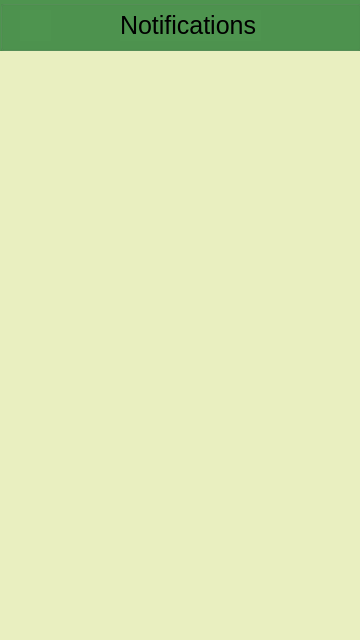
Above: menu.ui from oleksandrhf/GoHabit before the change. Below: the same form after it.
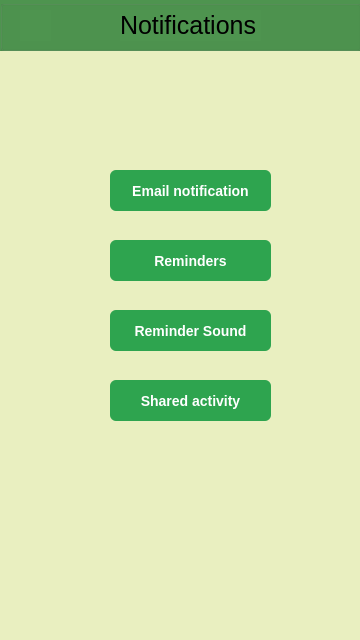
That is the form after the change. The open tabs and pages were chosen to show the change. Icons and pictures are not drawn.

The edit to the form file:
```diff
--- a/menu.ui
+++ b/menu.ui
@@ -1255,6 +1255,194 @@
      <zorder>label_20</zorder>
      <zorder>backNotificat</zorder>
     </widget>
+    <widget class="QPushButton" name="pushButton_10">
+     <property name="geometry">
+      <rect>
+       <x>110</x>
+       <y>240</y>
+       <width>161</width>
+       <height>41</height>
+      </rect>
+     </property>
+     <property name="styleSheet">
+      <string notr="true">
+/* CSS */
+QPushButton {
+  background-color: #2ea44f;
+  border: 1px solid rgba(27, 31, 35, .15);
+  border-radius: 6px;
+  color: #fff;
+  font-family: -apple-system,system-ui,&quot;Segoe UI&quot;,Helvetica,Arial,sans-serif,&quot;Apple Color Emoji&quot;,&quot;Segoe UI Emoji&quot;;
+  font-size: 14px;
+  font-weight: 600;
+  line-height: 20px;
+  padding: 6px 16px;
+  position: relative;
+  text-align: center;
+  text-decoration: none;
+  vertical-align: middle;
+  white-space: nowrap;
+}
+
+QPushButton:hover {
+  background-color: #2c974b;
+}
+
+QPushButton:disabled {
+  background-color: #94d3a2;
+  border-color: rgba(27, 31, 35, .1);
+  color: rgba(255, 255, 255, .8);
+}
+
+.QPushButton:active {
+  background-color: #298e46;
+}</string>
+     </property>
+     <property name="text">
+      <string>Reminders</string>
+     </property>
+    </widget>
+    <widget class="QPushButton" name="pushButton_11">
+     <property name="geometry">
+      <rect>
+       <x>110</x>
+       <y>170</y>
+       <width>161</width>
+       <height>41</height>
+      </rect>
+     </property>
+     <property name="styleSheet">
+      <string notr="true">
+/* CSS */
+QPushButton {
+  background-color: #2ea44f;
+  border: 1px solid rgba(27, 31, 35, .15);
+  border-radius: 6px;
+  color: #fff;
+  font-family: -apple-system,system-ui,&quot;Segoe UI&quot;,Helvetica,Arial,sans-serif,&quot;Apple Color Emoji&quot;,&quot;Segoe UI Emoji&quot;;
+  font-size: 14px;
+  font-weight: 600;
+  line-height: 20px;
+  padding: 6px 16px;
+  position: relative;
+  text-align: center;
+  text-decoration: none;
+  vertical-align: middle;
+  white-space: nowrap;
+}
+
+QPushButton:hover {
+  background-color: #2c974b;
+}
+
+QPushButton:disabled {
+  background-color: #94d3a2;
+  border-color: rgba(27, 31, 35, .1);
+  color: rgba(255, 255, 255, .8);
+}
+
+.QPushButton:active {
+  background-color: #298e46;
+}</string>
+     </property>
+     <property name="text">
+      <string>Email notification</string>
+     </property>
+    </widget>
+    <widget class="QPushButton" name="pushButton_12">
+     <property name="geometry">
+      <rect>
+       <x>110</x>
+       <y>380</y>
+       <width>161</width>
+       <height>41</height>
+      </rect>
+     </property>
+     <property name="styleSheet">
+      <string notr="true">
+/* CSS */
+QPushButton {
+  background-color: #2ea44f;
+  border: 1px solid rgba(27, 31, 35, .15);
+  border-radius: 6px;
+  color: #fff;
+  font-family: -apple-system,system-ui,&quot;Segoe UI&quot;,Helvetica,Arial,sans-serif,&quot;Apple Color Emoji&quot;,&quot;Segoe UI Emoji&quot;;
+  font-size: 14px;
+  font-weight: 600;
+  line-height: 20px;
+  padding: 6px 16px;
+  position: relative;
+  text-align: center;
+  text-decoration: none;
+  vertical-align: middle;
+  white-space: nowrap;
+}
+
+QPushButton:hover {
+  background-color: #2c974b;
+}
+
+QPushButton:disabled {
+  background-color: #94d3a2;
+  border-color: rgba(27, 31, 35, .1);
+  color: rgba(255, 255, 255, .8);
+}
+
+.QPushButton:active {
+  background-color: #298e46;
+}</string>
+     </property>
+     <property name="text">
+      <string>Shared activity</string>
+     </property>
+    </widget>
+    <widget class="QPushButton" name="pushButton_13">
+     <property name="geometry">
+      <rect>
+       <x>110</x>
+       <y>310</y>
+       <width>161</width>
+       <height>41</height>
+      </rect>
+     </property>
+     <property name="styleSheet">
+      <string notr="true">
+/* CSS */
+QPushButton {
+  background-color: #2ea44f;
+  border: 1px solid rgba(27, 31, 35, .15);
+  border-radius: 6px;
+  color: #fff;
+  font-family: -apple-system,system-ui,&quot;Segoe UI&quot;,Helvetica,Arial,sans-serif,&quot;Apple Color Emoji&quot;,&quot;Segoe UI Emoji&quot;;
+  font-size: 14px;
+  font-weight: 600;
+  line-height: 20px;
+  padding: 6px 16px;
+  position: relative;
+  text-align: center;
+  text-decoration: none;
+  vertical-align: middle;
+  white-space: nowrap;
+}
+
+QPushButton:hover {
+  background-color: #2c974b;
+}
+
+QPushButton:disabled {
+  background-color: #94d3a2;
+  border-color: rgba(27, 31, 35, .1);
+  color: rgba(255, 255, 255, .8);
+}
+
+.QPushButton:active {
+  background-color: #298e46;
+}</string>
+     </property>
+     <property name="text">
+      <string>Reminder Sound</string>
+     </property>
+    </widget>
    </widget>
    <widget class="QWidget" name="Settings_page">
     <widget class="QGroupBox" name="groupBox_5">
```
Left out of the diff: 2 changed lines with no effect on the pictures.
